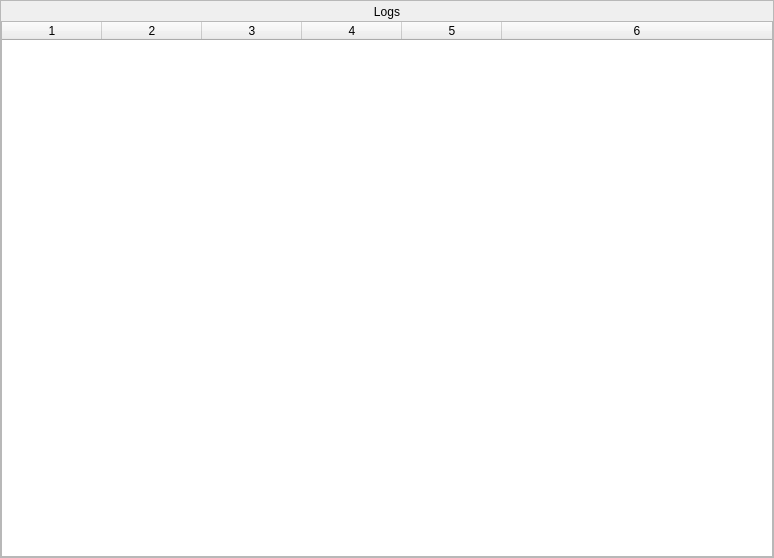
This is Centaur/ui/LogDialog.ui in richardrom/Centaur as Qt 5 draws it before an edit. The edited form follows.
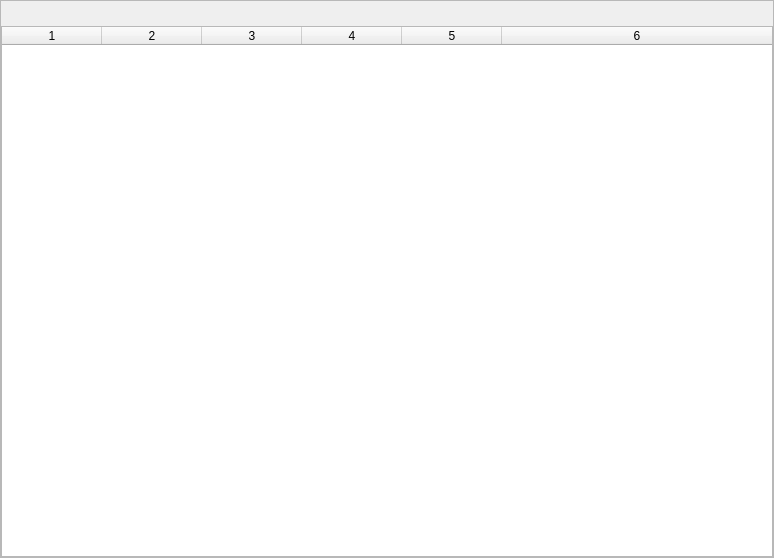
This is the edited form. Custom widgets are drawn as their Qt base class.

Commit message: Use TitleFrame for the LogsDialog

What changed in the file:
```diff
--- a/Centaur/ui/LogDialog.ui
+++ b/Centaur/ui/LogDialog.ui
@@ -58,7 +58,7 @@
         <property name="minimumSize">
          <size>
           <width>0</width>
-          <height>20</height>
+          <height>25</height>
          </size>
         </property>
         <property name="maximumSize">
@@ -82,159 +82,19 @@
         <property name="autoFillBackground">
          <bool>false</bool>
         </property>
-        <property name="styleSheet">
-         <string notr="true">QFrame{
-background-color: qlineargradient(x1:0.5, y1: 0, x2:0.5, y2:1, 
-							stop: 1  rgb(23,31,38), stop: 0 rgb(36,44,50));
-border-top-left-radius: 10px;
-border-top-right-radius: 10px;
-border-bottom-left-radius: 0px;
-border-bottom-right-radius: 0px;
-border: 0px;
-}</string>
-        </property>
         <property name="frameShape">
          <enum>QFrame::NoFrame</enum>
         </property>
         <property name="frameShadow">
          <enum>QFrame::Plain</enum>
         </property>
-        <layout class="QVBoxLayout" name="titleFrameLayout_2">
-         <property name="spacing">
-          <number>0</number>
-         </property>
-         <property name="leftMargin">
-          <number>1</number>
-         </property>
-         <property name="topMargin">
-          <number>1</number>
-         </property>
-         <property name="rightMargin">
-          <number>1</number>
-         </property>
-         <property name="bottomMargin">
-          <number>1</number>
-         </property>
-         <item>
-          <widget class="QFrame" name="titleBarFrame">
-           <property name="minimumSize">
-            <size>
-             <width>0</width>
-             <height>20</height>
-            </size>
-           </property>
-           <property name="maximumSize">
-            <size>
-             <width>16777215</width>
-             <height>20</height>
-            </size>
-           </property>
-           <property name="styleSheet">
-            <string notr="true">QFrame{
-background-color: rgba(0,0,0,0);
-border: 0px;
-}</string>
-           </property>
-           <property name="frameShape">
-            <enum>QFrame::StyledPanel</enum>
-           </property>
-           <property name="frameShadow">
-            <enum>QFrame::Raised</enum>
-           </property>
-           <layout class="QHBoxLayout" name="titleBarFrameLayout_2">
-            <property name="spacing">
-             <number>0</number>
-            </property>
-            <property name="sizeConstraint">
-             <enum>QLayout::SetNoConstraint</enum>
-            </property>
-            <property name="leftMargin">
-             <number>0</number>
-            </property>
-            <property name="topMargin">
-             <number>0</number>
-            </property>
-            <property name="rightMargin">
-             <number>0</number>
-            </property>
-            <property name="bottomMargin">
-             <number>0</number>
-            </property>
-            <item>
-             <widget class="QFrame" name="titleBarFrame_2">
-              <property name="minimumSize">
-               <size>
-                <width>0</width>
-                <height>20</height>
-               </size>
-              </property>
-              <property name="maximumSize">
-               <size>
-                <width>16777215</width>
-                <height>20</height>
-               </size>
-              </property>
-              <property name="sizeIncrement">
-               <size>
-                <width>0</width>
-                <height>0</height>
-               </size>
-              </property>
-              <property name="styleSheet">
-               <string notr="true">QFrame{
-background-color: rgba(0,0,0,0);
-border: 0px;
-}</string>
-              </property>
-              <property name="frameShape">
-               <enum>QFrame::StyledPanel</enum>
-              </property>
-              <property name="frameShadow">
-               <enum>QFrame::Raised</enum>
-              </property>
-              <layout class="QHBoxLayout" name="titleBarFrameLayout2_2">
-               <property name="spacing">
-                <number>-1</number>
-               </property>
-               <property name="leftMargin">
-                <number>0</number>
-               </property>
-               <property name="topMargin">
-                <number>0</number>
-               </property>
-               <property name="rightMargin">
-                <number>0</number>
-               </property>
-               <property name="bottomMargin">
-                <number>0</number>
-               </property>
-               <item>
-                <widget class="QLabel" name="titleLabel_2">
-                 <property name="styleSheet">
-                  <string notr="true"/>
-                 </property>
-                 <property name="text">
-                  <string>Logs</string>
-                 </property>
-                 <property name="alignment">
-                  <set>Qt::AlignCenter</set>
-                 </property>
-                </widget>
-               </item>
-              </layout>
-             </widget>
-            </item>
-           </layout>
-          </widget>
-         </item>
-        </layout>
+        <property name="lineWidth">
+         <number>0</number>
+        </property>
        </widget>
       </item>
       <item>
        <widget class="QTableWidget" name="logsTable">
-        <property name="styleSheet">
-         <string notr="true"/>
-        </property>
         <property name="editTriggers">
          <set>QAbstractItemView::NoEditTriggers</set>
         </property>
```
Left out of the diff: 6 changed lines with no effect on the pictures. The commit also changes 1 other file.
